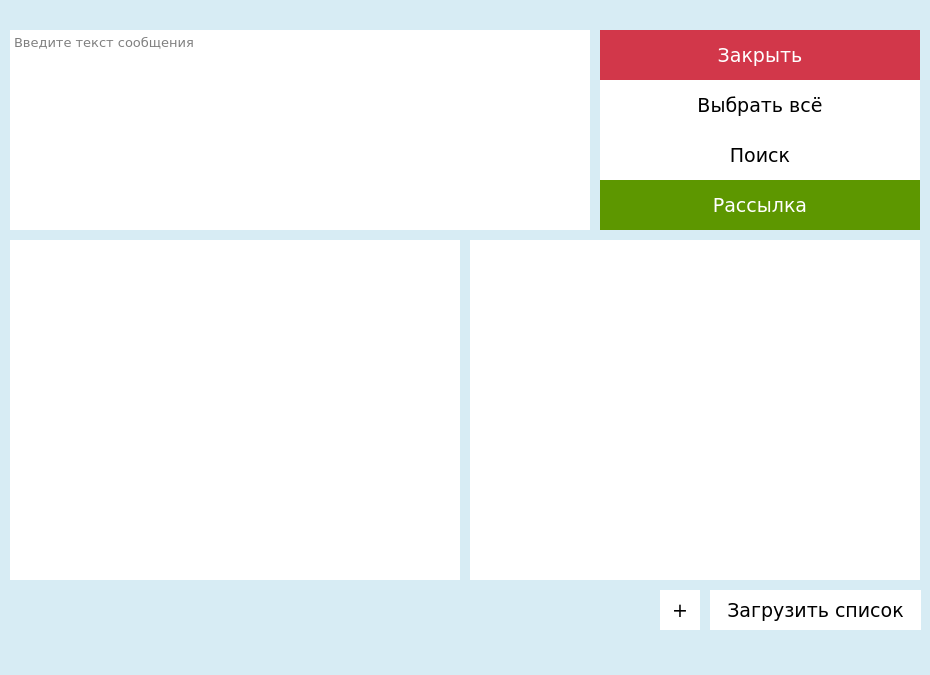
First picture: the form in qtdesigner.ui, repository TarkvinAktus/python-standalone-vk-msg-sender-, before the edit.
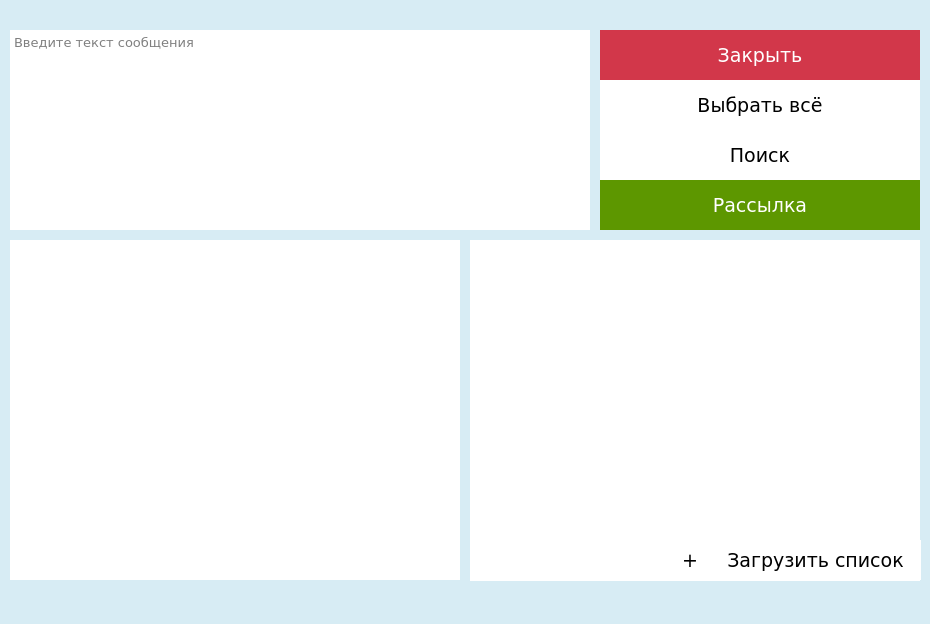
Second picture: the form after the edit.

The edit to the form file:
```diff
--- a/qtdesigner.ui
+++ b/qtdesigner.ui
@@ -13,7 +13,7 @@
     <x>0</x>
     <y>0</y>
     <width>930</width>
-    <height>675</height>
+    <height>624</height>
    </rect>
   </property>
   <property name="sizePolicy">
@@ -156,7 +156,7 @@
       <x>470</x>
       <y>240</y>
       <width>450</width>
-      <height>340</height>
+      <height>341</height>
      </rect>
     </property>
     <property name="font">
@@ -273,8 +273,8 @@
    <widget class="QPushButton" name="addList">
     <property name="geometry">
      <rect>
-      <x>660</x>
-      <y>590</y>
+      <x>670</x>
+      <y>540</y>
       <width>40</width>
       <height>40</height>
      </rect>
@@ -311,7 +311,7 @@
     <property name="geometry">
      <rect>
       <x>710</x>
-      <y>590</y>
+      <y>540</y>
       <width>211</width>
       <height>40</height>
      </rect>
```
Left out of the diff: 6 changed lines with no effect on the pictures.
